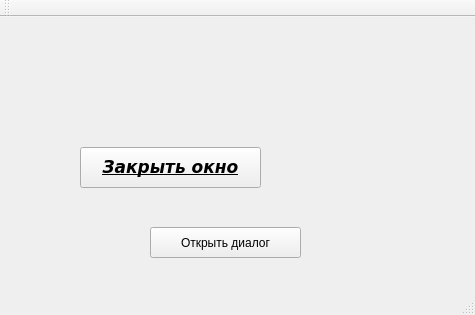
First picture: the form in lesson_06/00_FirstQtApp/mainwindow.ui, repository teammail/cpp, before the edit.
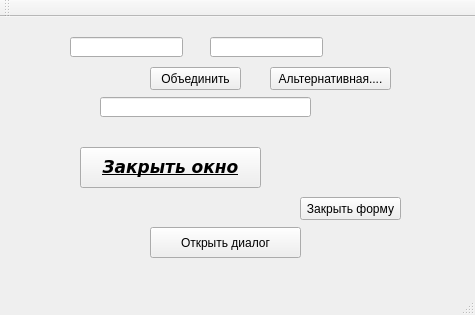
Second picture: the form after the edit.

Diff of the .ui file:
```diff
--- a/lesson_06/00_FirstQtApp/mainwindow.ui
+++ b/lesson_06/00_FirstQtApp/mainwindow.ui
@@ -51,6 +51,75 @@
      <string>Открыть диалог</string>
     </property>
    </widget>
+   <widget class="QLineEdit" name="lineEdit_1">
+    <property name="geometry">
+     <rect>
+      <x>70</x>
+      <y>20</y>
+      <width>113</width>
+      <height>20</height>
+     </rect>
+    </property>
+   </widget>
+   <widget class="QLineEdit" name="lineEdit_2">
+    <property name="geometry">
+     <rect>
+      <x>210</x>
+      <y>20</y>
+      <width>113</width>
+      <height>20</height>
+     </rect>
+    </property>
+   </widget>
+   <widget class="QPushButton" name="concatButton">
+    <property name="geometry">
+     <rect>
+      <x>150</x>
+      <y>50</y>
+      <width>91</width>
+      <height>23</height>
+     </rect>
+    </property>
+    <property name="text">
+     <string>Объединить</string>
+    </property>
+   </widget>
+   <widget class="QLineEdit" name="resEdit">
+    <property name="geometry">
+     <rect>
+      <x>100</x>
+      <y>80</y>
+      <width>211</width>
+      <height>20</height>
+     </rect>
+    </property>
+   </widget>
+   <widget class="QPushButton" name="pushButton_2">
+    <property name="geometry">
+     <rect>
+      <x>270</x>
+      <y>50</y>
+      <width>121</width>
+      <height>23</height>
+     </rect>
+    </property>
+    <property name="text">
+     <string>Альтернативная....</string>
+    </property>
+   </widget>
+   <widget class="QPushButton" name="manualSignalSlotButton">
+    <property name="geometry">
+     <rect>
+      <x>300</x>
+      <y>180</y>
+      <width>101</width>
+      <height>23</height>
+     </rect>
+    </property>
+    <property name="text">
+     <string>Закрыть форму</string>
+    </property>
+   </widget>
   </widget>
   <widget class="QMenuBar" name="menuBar">
    <property name="geometry">
```
Left out of the diff: 19 changed lines with no effect on the pictures.
